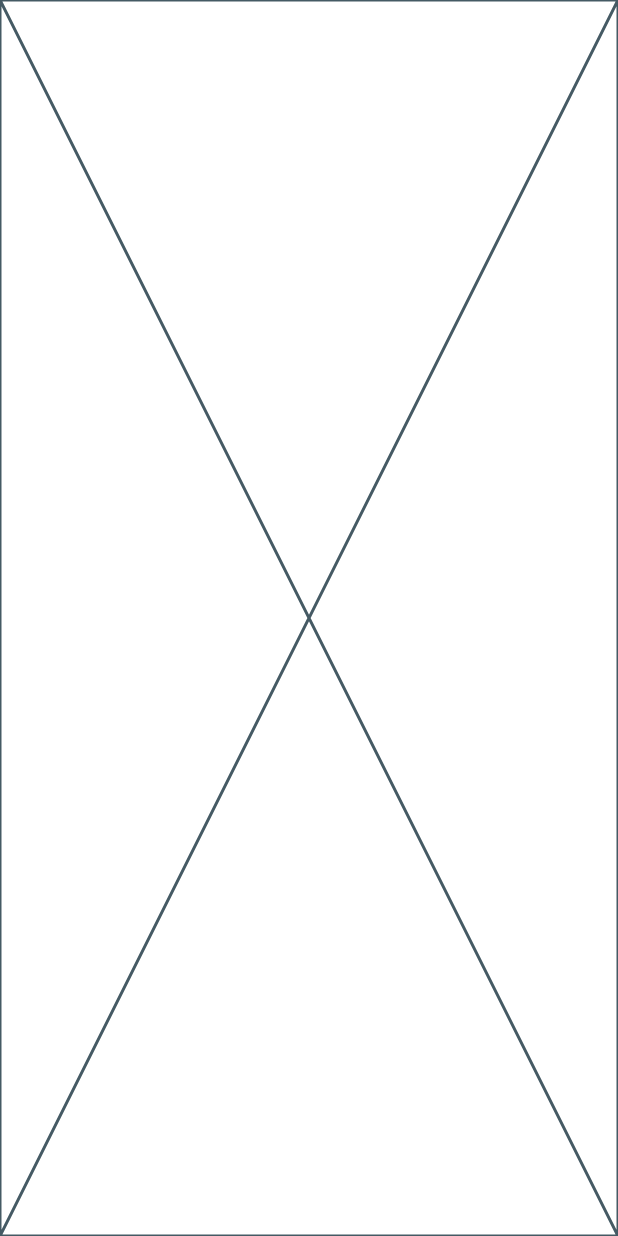
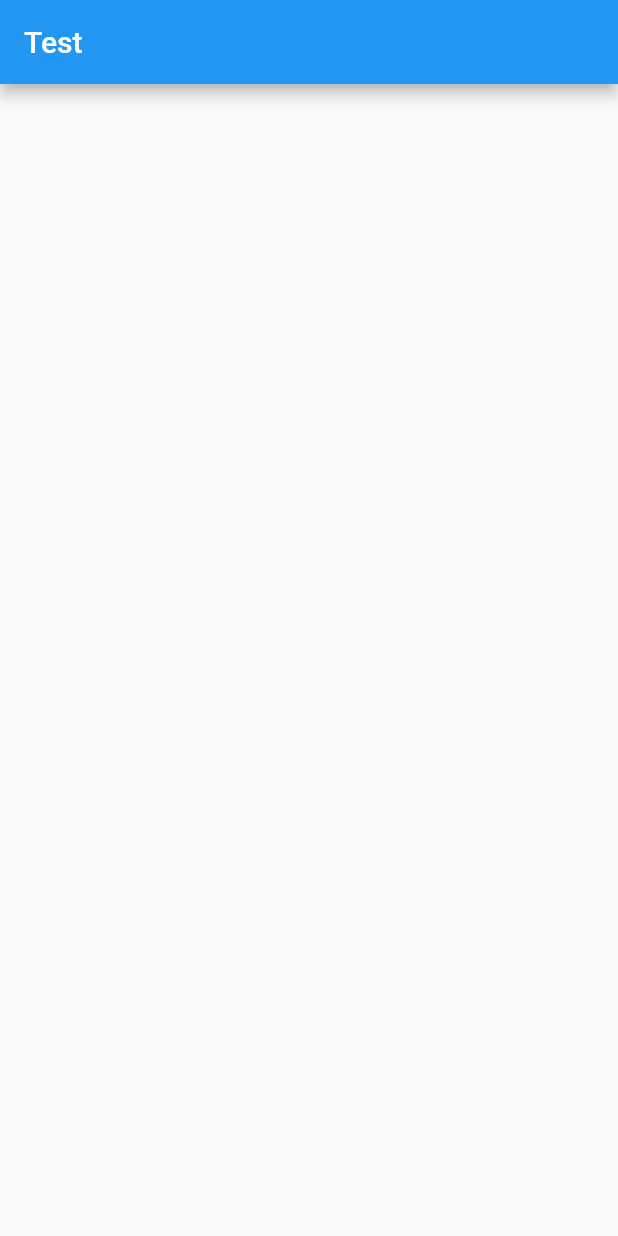
Before and after one commit to TheoGamiz/TP-FlutterBase, a Flutter app: the screen it shows after launch, on a phone screen of 412 x 824 dp. Run offline on Flutter 3.47's test engine with Material 2 defaults, Android fonts, the phone set to English and light mode, and no system bars; our stand-ins replace bloc, firebase_core, firebase_crashlytics, flutter_bloc; accounts and stored records are empty.

Commit message:
creation de la homepage

```diff
--- a/lib/home_screen/home_screen.dart
+++ b/lib/home_screen/home_screen.dart
@@ -1,3 +1,4 @@
+import 'package:flutter/material.dart';
 import 'package:flutter/src/widgets/framework.dart';
 import 'package:flutter/src/widgets/placeholder.dart';
 
@@ -7,6 +8,10 @@ class HomeScreen extends StatelessWidget {
 
   @override
   Widget build(BuildContext context) {
-    return const Placeholder();
+    return Scaffold(
+      appBar: AppBar(
+        title: Text("Test"),
+      ),
+    );
   }
 }
```
Also changed, not shown: lib/home_screen/post_item.dart (added, +20 -0 lines).
